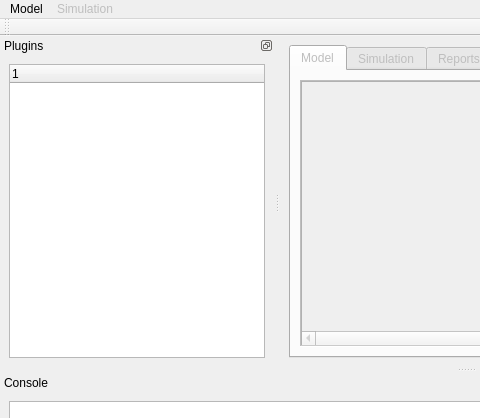
Above: applications/gui/qt/SimpleGUI_QtCreator/SimpleGUI/mainwindow.ui from vits-hugs/Genesys-Simulator before the change; both pictures show x 0 to 480 and y 0 to 418 of the 932 by 624 pixel window. Below: the same form after it.
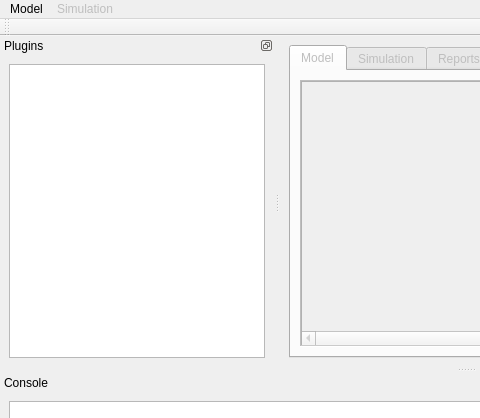
That is the form after the change. The open tabs and pages were chosen to show the change. Icons and pictures are not drawn.

Diff of the .ui file:
```diff
--- a/applications/gui/qt/SimpleGUI_QtCreator/SimpleGUI/mainwindow.ui
+++ b/applications/gui/qt/SimpleGUI_QtCreator/SimpleGUI/mainwindow.ui
@@ -215,13 +215,7 @@
    <widget class="QWidget" name="dockWidgetContentsPlugin">
     <layout class="QHBoxLayout" name="horizontalLayout_5">
      <item>
-      <widget class="QTreeWidget" name="treeWidgetPlugin">
-       <column>
-        <property name="text">
-         <string notr="true">1</string>
-        </property>
-       </column>
-      </widget>
+      <widget class="QListWidget" name="listWidget_Plugins"/>
      </item>
     </layout>
    </widget>
```
Left out of the diff: 26 changed lines with no effect on the pictures.
